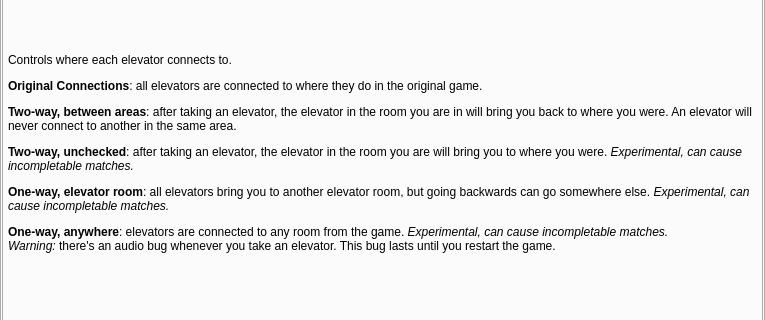
The window that randovania/gui/ui_files/logic_settings_window.ui (randovania/randovania) describes before a commit, drawn with Qt 5; both pictures show x 0 to 765 and y 217 to 537 of the 765 by 702 pixel window.
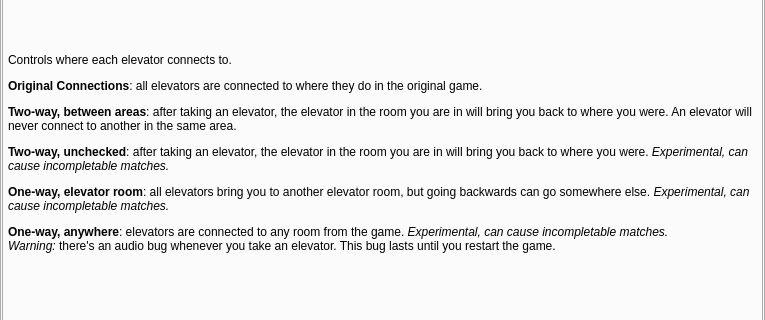
The same window after the commit. The open tabs and pages were chosen to show the change.

Commit message: Fixed missed error

Patch:
```diff
--- a/randovania/gui/ui_files/logic_settings_window.ui
+++ b/randovania/gui/ui_files/logic_settings_window.ui
@@ -793,7 +793,7 @@
            <item>
             <widget class="QLabel" name="elevators_description_label">
              <property name="text">
-              <string>&lt;html&gt;&lt;head/&gt;&lt;body&gt;&lt;p&gt;Controls where each elevator connects to.&lt;/p&gt;&lt;p&gt;&lt;span style=&quot; font-weight:600;&quot;&gt;Original Connections&lt;/span&gt;: all elevators are connected to where they do in the original game.&lt;/p&gt;&lt;p&gt;&lt;span style=&quot; font-weight:600;&quot;&gt;Two-way, between areas&lt;/span&gt;: after taking an elevator, the elevator in the room you are in will bring you back to where you were. An elevator will never connect to another in the same area.&lt;/p&gt;&lt;p&gt;&lt;span style=&quot; font-weight:600;&quot;&gt;Two-way, unchecked&lt;/span&gt;: after taking an elevator, the elevator in the room you are will bring you to where you were. &lt;span style=&quot; font-style:italic;&quot;&gt;Experimental, can cause incompletable matches.&lt;/span&gt;&lt;/p&gt;&lt;p&gt;&lt;span style=&quot; font-weight:600;&quot;&gt;One-way, elevator room&lt;/span&gt;: all elevators bring you to another elevator room, but going backwards can go somewhere else. &lt;span style=&quot; font-style:italic;&quot;&gt;Experimental, can cause incompletable matches.&lt;/span&gt;&lt;/p&gt;&lt;p&gt;&lt;span style=&quot; font-weight:600;&quot;&gt;One-way, anywhere&lt;/span&gt;: elevators are connected to any room from the game. &lt;span style=&quot; font-style:italic;&quot;&gt;Experimental, can cause incompletable matches.&lt;/span&gt;&lt;br/&gt;&lt;span style=&quot; font-style:italic;&quot;&gt;Warning:&lt;/span&gt; there's an audio bug whenever you take an elevator. This bug lasts until you restart the game.&lt;/p&gt;&lt;/body&gt;&lt;/html&gt;</string>
+              <string>&lt;html&gt;&lt;head/&gt;&lt;body&gt;&lt;p&gt;Controls where each elevator connects to.&lt;/p&gt;&lt;p&gt;&lt;span style=&quot; font-weight:600;&quot;&gt;Original Connections&lt;/span&gt;: all elevators are connected to where they do in the original game.&lt;/p&gt;&lt;p&gt;&lt;span style=&quot; font-weight:600;&quot;&gt;Two-way, between areas&lt;/span&gt;: after taking an elevator, the elevator in the room you are in will bring you back to where you were. An elevator will never connect to another in the same area.&lt;/p&gt;&lt;p&gt;&lt;span style=&quot; font-weight:600;&quot;&gt;Two-way, unchecked&lt;/span&gt;: after taking an elevator, the elevator in the room you are in will bring you back to where you were. &lt;span style=&quot; font-style:italic;&quot;&gt;Experimental, can cause incompletable matches.&lt;/span&gt;&lt;/p&gt;&lt;p&gt;&lt;span style=&quot; font-weight:600;&quot;&gt;One-way, elevator room&lt;/span&gt;: all elevators bring you to another elevator room, but going backwards can go somewhere else. &lt;span style=&quot; font-style:italic;&quot;&gt;Experimental, can cause incompletable matches.&lt;/span&gt;&lt;/p&gt;&lt;p&gt;&lt;span style=&quot; font-weight:600;&quot;&gt;One-way, anywhere&lt;/span&gt;: elevators are connected to any room from the game. &lt;span style=&quot; font-style:italic;&quot;&gt;Experimental, can cause incompletable matches.&lt;/span&gt;&lt;br/&gt;&lt;span style=&quot; font-style:italic;&quot;&gt;Warning:&lt;/span&gt; there's an audio bug whenever you take an elevator. This bug lasts until you restart the game.&lt;/p&gt;&lt;/body&gt;&lt;/html&gt;</string>
              </property>
              <property name="wordWrap">
               <bool>true</bool>
```
